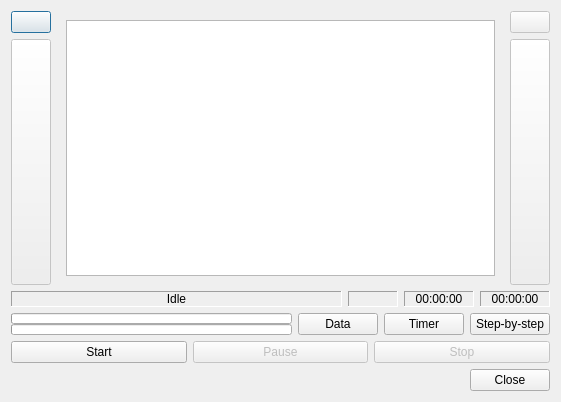
Above: papywizard/view/shootDialog.ui from bingostar89/Papywizard before the change. Below: the same form after it.
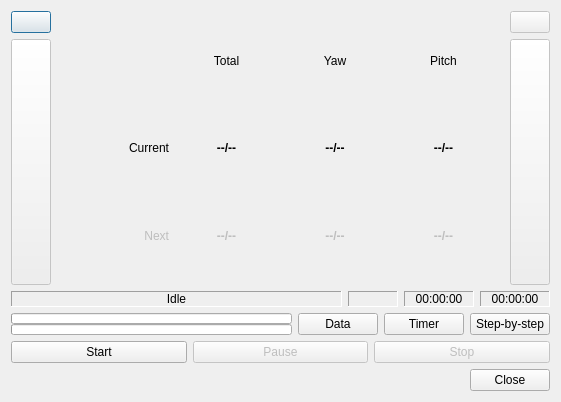
That is the form after the change. Icons and pictures are not drawn.

Commit message: Added graphical shooting view

Diff of the .ui file:
```diff
--- a/papywizard/view/shootDialog.ui
+++ b/papywizard/view/shootDialog.ui
@@ -94,13 +94,6 @@
          <property name="currentIndex" >
           <number>0</number>
          </property>
-         <widget class="QWidget" name="shootingGraphicsPage" >
-          <layout class="QGridLayout" name="gridLayout_2" >
-           <item row="0" column="0" >
-            <widget class="QGraphicsView" name="shootingGraphicsView" />
-           </item>
-          </layout>
-         </widget>
          <widget class="QWidget" name="shootingTextPage" >
           <layout class="QGridLayout" name="gridLayout" >
            <item row="0" column="0" >
```
The commit also changes 3 other files.
